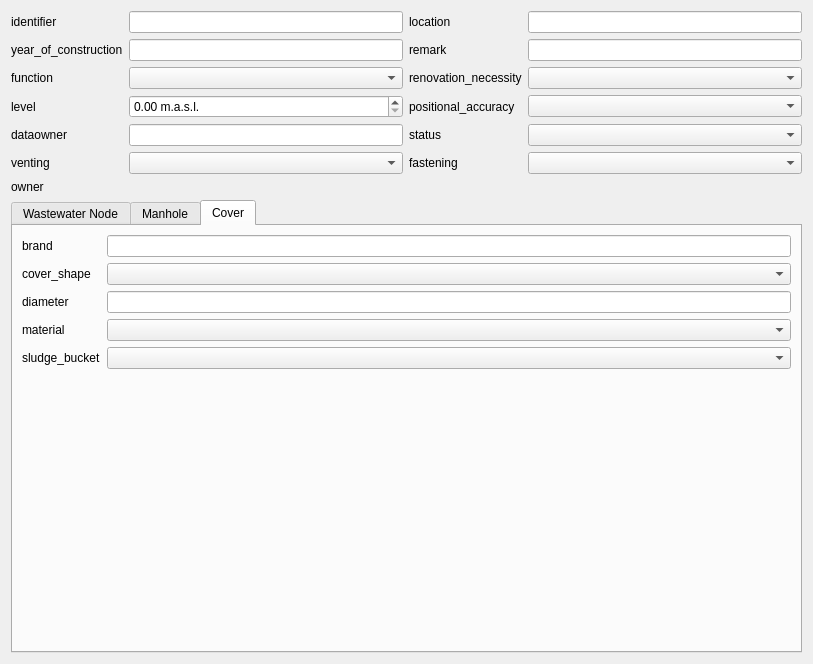
QGEP/QGEP, file project/forms/cover-manhole-wizard.ui: the form before one commit.
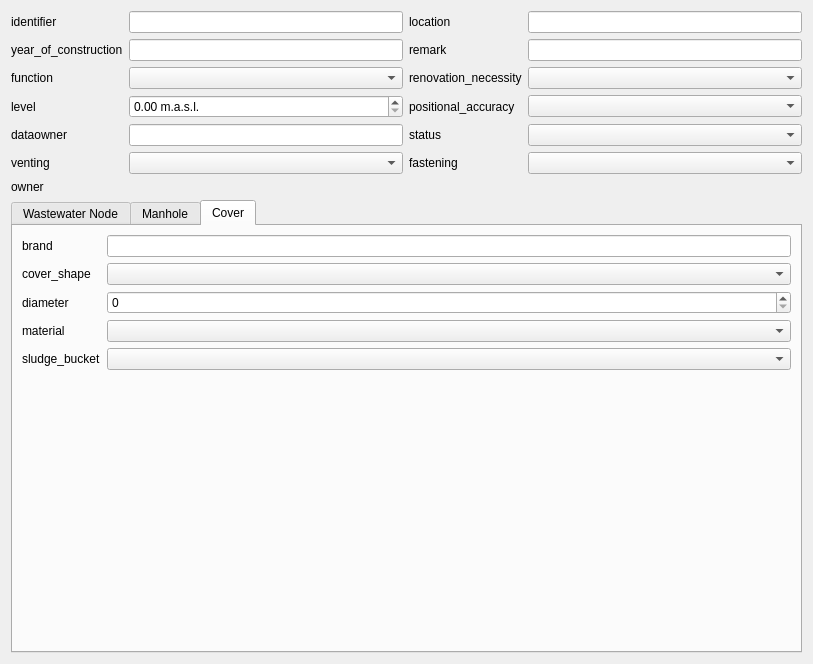
The form after the commit. Custom widgets are drawn as their Qt base class.

Commit message:
Cover diameter requires a spinbox widget
Fix #62

Diff of the .ui file:
```diff
--- a/project/forms/cover-manhole-wizard.ui
+++ b/project/forms/cover-manhole-wizard.ui
@@ -370,9 +370,6 @@
             </property>
            </widget>
           </item>
-          <item row="2" column="1">
-           <widget class="QLineEdit" name="diameter"/>
-          </item>
           <item row="4" column="0">
            <widget class="QLabel" name="label_33">
             <property name="text">
@@ -399,6 +396,9 @@
           <item row="5" column="1">
            <widget class="QComboBox" name="sludge_bucket"/>
           </item>
+          <item row="2" column="1">
+           <widget class="QSpinBox" name="diameter"/>
+          </item>
          </layout>
         </widget>
        </widget>
```
Left out of the diff: 6 changed lines with no effect on the pictures.
